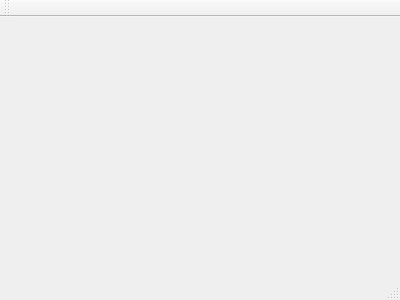
Old version of the form tutorial3/mainwindow.ui in the repository KKyang/OpenCV-Tutorial.
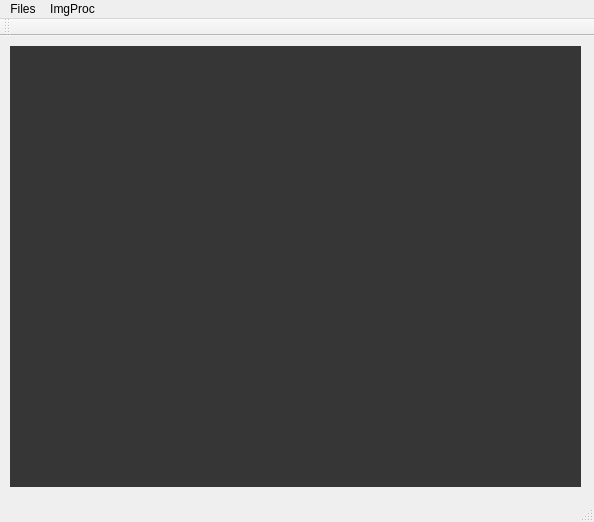
New version of the form.

The edit to the form file:
```diff
--- a/tutorial3/mainwindow.ui
+++ b/tutorial3/mainwindow.ui
@@ -1,24 +1,83 @@
 <ui version="4.0">
  <class>MainWindow</class>
- <widget class="QMainWindow" name="MainWindow" >
-  <property name="geometry" >
+ <widget class="QMainWindow" name="MainWindow">
+  <property name="geometry">
    <rect>
     <x>0</x>
     <y>0</y>
-    <width>400</width>
-    <height>300</height>
+    <width>594</width>
+    <height>522</height>
    </rect>
   </property>
   <property name="windowTitle" >
    <string>MainWindow</string>
   </property>
-  <widget class="QMenuBar" name="menuBar" />
-  <widget class="QToolBar" name="mainToolBar" />
-  <widget class="QWidget" name="centralWidget" />
-  <widget class="QStatusBar" name="statusBar" />
+  <widget class="QWidget" name="centralWidget">
+   <widget class="QLabel" name="loadImage">
+    <property name="geometry">
+     <rect>
+      <x>10</x>
+      <y>10</y>
+      <width>571</width>
+      <height>441</height>
+     </rect>
+    </property>
+    <property name="styleSheet">
+     <string notr="true">background-color: rgb(54, 54, 54);</string>
+    </property>
+    <property name="text">
+     <string/>
+    </property>
+    <property name="alignment">
+     <set>Qt::AlignCenter</set>
+    </property>
+   </widget>
+  </widget>
+  <widget class="QMenuBar" name="menuBar">
+   <property name="geometry">
+    <rect>
+     <x>0</x>
+     <y>0</y>
+     <width>594</width>
+     <height>21</height>
+    </rect>
+   </property>
+   <widget class="QMenu" name="menuFile">
+    <property name="title">
+     <string>Files</string>
+    </property>
+    <addaction name="actionOpen_Image"/>
+   </widget>
+   <widget class="QMenu" name="menuImgProc">
+    <property name="title">
+     <string>ImgProc</string>
+    </property>
+    <addaction name="actionHistogram"/>
+   </widget>
+   <addaction name="menuFile"/>
+   <addaction name="menuImgProc"/>
+  </widget>
+  <widget class="QToolBar" name="mainToolBar">
+   <attribute name="toolBarArea">
+    <enum>TopToolBarArea</enum>
+   </attribute>
+   <attribute name="toolBarBreak">
+    <bool>false</bool>
+   </attribute>
+  </widget>
+  <widget class="QStatusBar" name="statusBar"/>
+  <action name="actionOpen_Image">
+   <property name="text">
+    <string>Open Image</string>
+   </property>
+  </action>
+  <action name="actionHistogram">
+   <property name="text">
+    <string>Histogram</string>
+   </property>
+  </action>
  </widget>
- <layoutDefault spacing="6" margin="11" />
- <pixmapfunction></pixmapfunction>
+ <layoutdefault spacing="6" margin="11"/>
  <resources/>
  <connections/>
 </ui>
```
Left out of the diff: 3 changed lines with no effect on the pictures.
